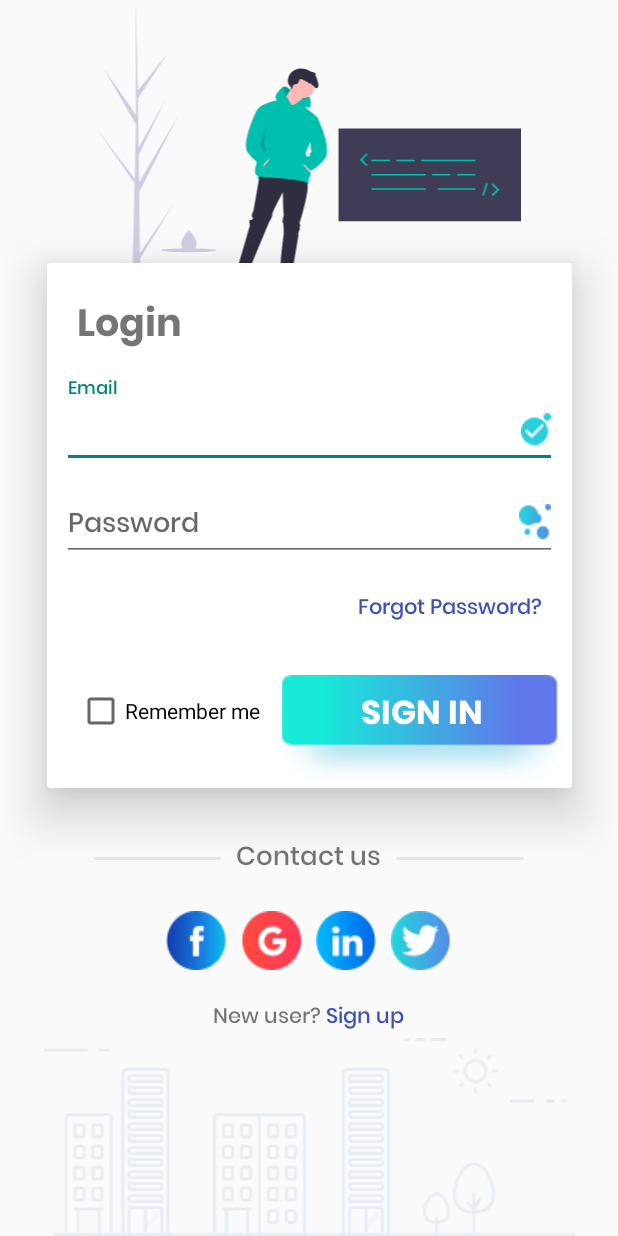
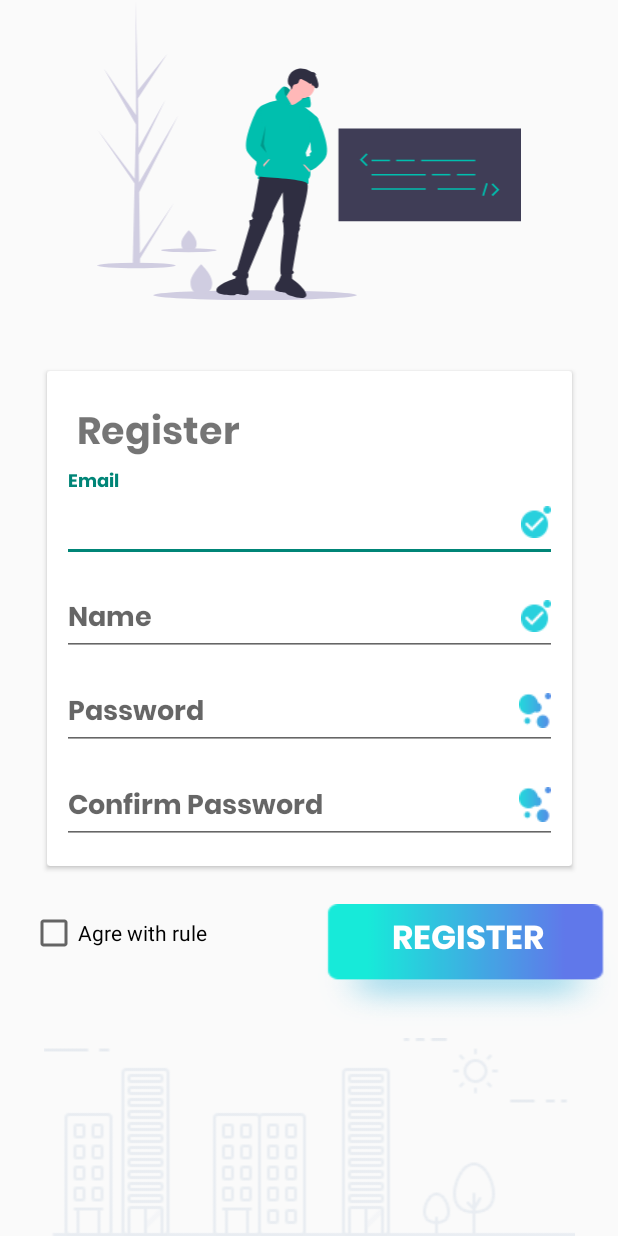
Before and after one commit to minhngo205/ITJobNetwork, an Android app: the screen it shows after launch (MainActivity before the commit, register after it), on a phone screen of 412 x 824 dp. Run offline under Robolectric (Android 15) with nearby library versions, the phone set to English and light mode, and no system bars.

Commit message:
register layout

```diff
--- a/app/src/main/AndroidManifest.xml
+++ b/app/src/main/AndroidManifest.xml
@@ -2,7 +2,7 @@
 <manifest xmlns:android="http://schemas.android.com/apk/res/android"
     package="com.example.itnetwork">
 
-    <uses-permission android:name="android.permission.INTERNET"/>
+    <uses-permission android:name="android.permission.INTERNET" />
 
     <application
         android:allowBackup="true"
@@ -12,14 +12,22 @@
         android:supportsRtl="true"
         android:theme="@style/Theme.Design.Light.NoActionBar">
         <activity
-            android:name=".view.MainActivity"
-            android:exported="true">
+            android:name=".view.root"
+            android:exported="true" />
+        <activity
+            android:name=".view.register"
+            android:exported="true" >
             <intent-filter>
                 <action android:name="android.intent.action.MAIN" />
 
                 <category android:name="android.intent.category.LAUNCHER" />
             </intent-filter>
         </activity>
+        <activity
+            android:name=".view.MainActivity"
+            android:exported="true">
+
+        </activity>
     </application>
 
 </manifest>
--- a/app/src/main/java/com/example/itnetwork/view/MainActivity.java
+++ b/app/src/main/java/com/example/itnetwork/view/MainActivity.java
@@ -19,6 +19,7 @@ public class MainActivity extends AppCompatActivity {
     private ActivityMainBinding loginBinding;
     private MainActivityViewModel loginViewModel;
 
+
     @Override
     protected void onCreate(Bundle savedInstanceState) {
         super.onCreate(savedInstanceState);
@@ -36,6 +37,7 @@ public class MainActivity extends AppCompatActivity {
         });
 
         loginBinding.btnLogin.setOnClickListener(view -> onLogin());
+
 
     }
 
--- /dev/null
+++ b/app/src/main/java/com/example/itnetwork/view/register.java
@@ -0,0 +1,16 @@
+package com.example.itnetwork.view;
+
+import androidx.appcompat.app.AppCompatActivity;
+
+import android.os.Bundle;
+
+import com.example.itnetwork.R;
+
+public class register extends AppCompatActivity {
+
+    @Override
+    protected void onCreate(Bundle savedInstanceState) {
+        super.onCreate(savedInstanceState);
+        setContentView(R.layout.activity_register);
+    }
+}
--- /dev/null
+++ b/app/src/main/java/com/example/itnetwork/view/root.java
@@ -0,0 +1,16 @@
+package com.example.itnetwork.view;
+
+import androidx.appcompat.app.AppCompatActivity;
+
+import android.os.Bundle;
+
+import com.example.itnetwork.R;
+
+public class root extends AppCompatActivity {
+
+    @Override
+    protected void onCreate(Bundle savedInstanceState) {
+        super.onCreate(savedInstanceState);
+        setContentView(R.layout.activity_root);
+    }
+}
--- a/app/src/main/res/layout/activity_main.xml
+++ b/app/src/main/res/layout/activity_main.xml
@@ -226,6 +226,7 @@
             android:text="New user?" />
 
         <TextView
+            android:id="@+id/btn_rgt"
             android:layout_width="wrap_content"
             android:layout_height="wrap_content"
             android:fontFamily="@font/poppinsmedium"
--- /dev/null
+++ b/app/src/main/res/layout/activity_register.xml
@@ -0,0 +1,152 @@
+<?xml version="1.0" encoding="utf-8"?>
+<androidx.constraintlayout.widget.ConstraintLayout xmlns:android="http://schemas.android.com/apk/res/android"
+    xmlns:app="http://schemas.android.com/apk/res-auto"
+    xmlns:tools="http://schemas.android.com/tools"
+    android:layout_width="match_parent"
+    android:layout_height="match_parent"
+    tools:context=".view.register">
+
+    <androidx.cardview.widget.CardView
+        android:id="@+id/cardView2"
+        android:layout_width="350dp"
+        android:layout_height="330dp"
+        app:layout_constraintBottom_toBottomOf="parent"
+        app:layout_constraintEnd_toEndOf="parent"
+        app:layout_constraintStart_toStartOf="parent"
+
+        app:layout_constraintTop_toTopOf="parent">
+
+        <LinearLayout
+            android:layout_width="match_parent"
+            android:layout_height="match_parent"
+            android:orientation="vertical">
+
+            <TextView
+                android:layout_width="match_parent"
+                android:layout_height="wrap_content"
+                android:layout_marginLeft="20dp"
+                android:layout_marginTop="20dp"
+                android:layout_marginRight="20dp"
+                android:fontFamily="@font/poppinsbold"
+                android:text="Register"
+                android:textSize="25dp" />
+
+            <com.google.android.material.textfield.TextInputLayout
+                android:layout_width="match_parent"
+                android:layout_height="wrap_content"
+                android:layout_marginLeft="10dp"
+                android:layout_marginRight="10dp"
+
+                android:hint="Email">
+
+                <com.google.android.material.textfield.TextInputEditText
+                    android:layout_width="match_parent"
+                    android:layout_height="wrap_content"
+                    android:drawableEnd="@drawable/username_right"
+                    android:fontFamily="@font/poppinsbold" />
+            </com.google.android.material.textfield.TextInputLayout>
+
+            <com.google.android.material.textfield.TextInputLayout
+                android:layout_width="match_parent"
+                android:layout_height="wrap_content"
+                android:layout_marginLeft="10dp"
+                android:layout_marginRight="10dp"
+
+                android:hint="Name">
+
+                <com.google.android.material.textfield.TextInputEditText
+                    android:layout_width="match_parent"
+                    android:layout_height="wrap_content"
+                    android:drawableEnd="@drawable/username_right"
+                    android:fontFamily="@font/poppinsbold" />
+            </com.google.android.material.textfield.TextInputLayout>
+
+            <com.google.android.material.textfield.TextInputLayout
+                android:layout_width="match_parent"
+                android:layout_height="wrap_content"
+                android:layout_marginLeft="10dp"
+                android:layout_marginRight="10dp"
+
+                android:hint="Password">
+
+                <com.google.android.material.textfield.TextInputEditText
+                    android:layout_width="match_parent"
+                    android:layout_height="wrap_content"
+                    android:drawableEnd="@drawable/password_right"
+                    android:fontFamily="@font/poppinsbold" />
+            </com.google.android.material.textfield.TextInputLayout>
+
+            <com.google.android.material.textfield.TextInputLayout
+                android:layout_width="match_parent"
+                android:layout_height="wrap_content"
+                android:layout_marginLeft="10dp"
+                android:layout_marginRight="10dp"
+
+                android:hint="Confirm Password">
+
+                <com.google.android.material.textfield.TextInputEditText
+                    android:layout_width="match_parent"
+                    android:layout_height="wrap_content"
+                    android:drawableEnd="@drawable/password_right"
+                    android:fontFamily="@font/poppinsbold" />
+            </com.google.android.material.textfield.TextInputLayout>
+
+        </LinearLayout>
+    </androidx.cardview.widget.CardView>
+
+    <LinearLayout
+        android:layout_width="match_parent"
+        android:layout_height="wrap_content"
+        android:layout_marginTop="25dp"
+        android:orientation="horizontal"
+        app:layout_constraintEnd_toEndOf="parent"
+        app:layout_constraintStart_toStartOf="parent"
+        app:layout_constraintTop_toBottomOf="@+id/cardView2">
+
+        <CheckBox
+            android:layout_width="wrap_content"
+            android:layout_height="wrap_content"
+            android:layout_marginLeft="20dp"
+            android:text="Agre with rule" />
+
+        <View
+            android:layout_width="0dp"
+            android:layout_height="0dp"
+            android:layout_weight="1" />
+
+        <RelativeLayout
+            android:layout_width="200dp"
+            android:layout_height="wrap_content"
+            android:background="@drawable/button_back">
+
+            <TextView
+                android:layout_width="match_parent"
+                android:layout_height="wrap_content"
+                android:layout_marginTop="5dp"
+                android:gravity="center"
+                android:textColor="#fff"
+                android:fontFamily="@font/poppinsbold"
+                android:text="REGISTER"
+                android:textSize="22dp" />
+
+        </RelativeLayout>
+    </LinearLayout>
+
+    <ImageView
+        android:id="@+id/imageView3"
+        android:layout_width="match_parent"
+        android:layout_height="200dp"
+        app:layout_constraintEnd_toEndOf="parent"
+        app:layout_constraintStart_toStartOf="parent"
+        app:layout_constraintTop_toTopOf="parent"
+        app:srcCompat="@drawable/ic_login_back" />
+
+    <ImageView
+        android:id="@+id/imageView4"
+        android:layout_width="match_parent"
+        android:layout_height="wrap_content"
+        app:layout_constraintBottom_toBottomOf="parent"
+        app:layout_constraintEnd_toEndOf="parent"
+        app:layout_constraintStart_toStartOf="parent"
+        app:srcCompat="@drawable/illustration" />
+</androidx.constraintlayout.widget.ConstraintLayout>
--- /dev/null
+++ b/app/src/main/res/layout/activity_root.xml
@@ -0,0 +1,9 @@
+<?xml version="1.0" encoding="utf-8"?>
+<androidx.constraintlayout.widget.ConstraintLayout xmlns:android="http://schemas.android.com/apk/res/android"
+    xmlns:app="http://schemas.android.com/apk/res-auto"
+    xmlns:tools="http://schemas.android.com/tools"
+    android:layout_width="match_parent"
+    android:layout_height="match_parent"
+    tools:context=".view.root">
+
+</androidx.constraintlayout.widget.ConstraintLayout>
--- a/app/src/main/res/layout/register.xml
+++ /dev/null
@@ -1,6 +0,0 @@
-<?xml version="1.0" encoding="utf-8"?>
-<LinearLayout xmlns:android="http://schemas.android.com/apk/res/android"
-    android:layout_width="match_parent"
-    android:layout_height="match_parent">
-
-</LinearLayout>
```
